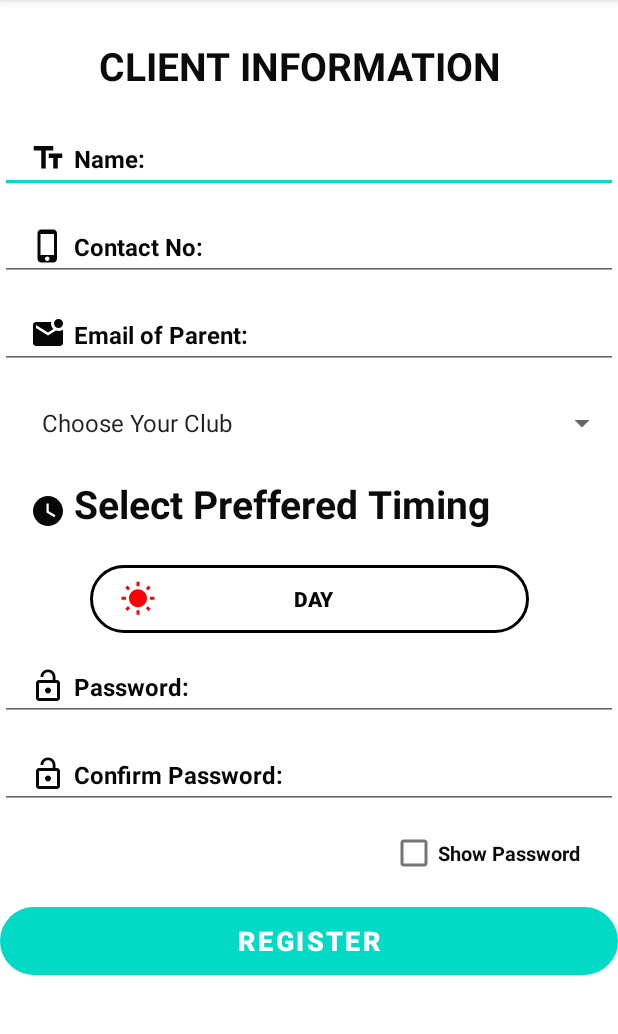
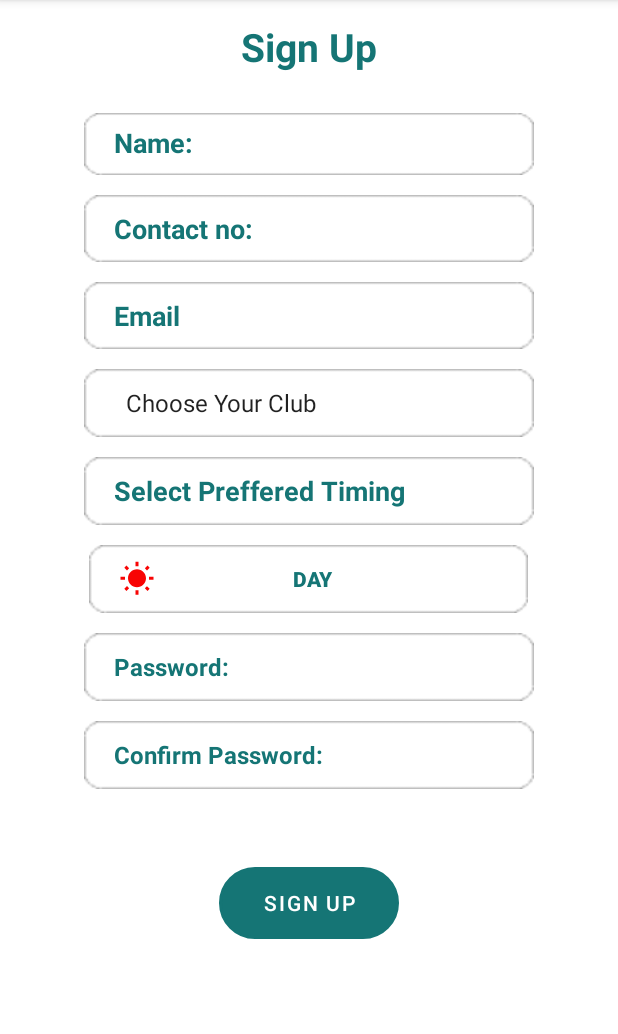
Before and after one commit to apoorvagarg98/PeerPowerClub, an Android app: the Registration screen opened directly, with no data from a screen before it, on a phone screen of 412 x 824 dp, the part 84-1118 px from its top. Run offline under Robolectric (Android 15) with nearby library versions, the phone set to English and light mode, and no system bars; our stand-ins replace Firebase (no records; nobody signed in at launch, a user with empty details on screens opened directly), sdp/ssp sizes.

Commit message:
login and Registration

```diff
--- a/app/src/main/AndroidManifest.xml
+++ b/app/src/main/AndroidManifest.xml
@@ -11,6 +11,9 @@
         android:roundIcon="@mipmap/ic_launcher_round"
         android:supportsRtl="true"
         android:theme="@style/Theme.PeerPowerClub">
+        <activity
+            android:name=".scregistered"
+            android:exported="true" />
         <activity
             android:name=".strt3"
             android:exported="true" />
--- /dev/null
+++ b/app/src/main/res/drawable/ic_baseline_check_24.xml
@@ -0,0 +1,5 @@
+<vector android:height="24dp" android:tint="#17D85C"
+    android:viewportHeight="24" android:viewportWidth="24"
+    android:width="24dp" xmlns:android="http://schemas.android.com/apk/res/android">
+    <path android:fillColor="#F5F8F6" android:pathData="M9,16.17L4.83,12l-1.42,1.41L9,19 21,7l-1.41,-1.41z"/>
+</vector>
--- a/app/src/main/res/layout/activity_registration.xml
+++ b/app/src/main/res/layout/activity_registration.xml
@@ -1,5 +1,5 @@
 <?xml version="1.0" encoding="utf-8"?>
-<LinearLayout
+<RelativeLayout
     xmlns:android="http://schemas.android.com/apk/res/android"
     xmlns:app="http://schemas.android.com/apk/res-auto"
     xmlns:tools="http://schemas.android.com/tools"
@@ -9,86 +9,105 @@ android:orientation="vertical"
 
     tools:context=".Registration">
 
+    <LinearLayout
+
+        android:layout_width="wrap_content"
+        android:layout_height="wrap_content"
+        android:gravity="center"
+        android:orientation="vertical"
+        android:paddingLeft="@dimen/_43sdp"
+
+        android:paddingRight="@dimen/_43sdp"
+
+        >
 
         <TextView
             android:id="@+id/reg"
             android:layout_width="wrap_content"
             android:layout_height="wrap_content"
+            android:layout_marginTop="@dimen/_10sdp"
+            android:layout_marginBottom="@dimen/_10sdp"
+            android:drawablePadding="1dp"
             android:gravity="center"
-        android:layout_marginTop="@dimen/_20sdp"
-        android:layout_marginBottom="@dimen/_47sdp"
-        android:drawablePadding="1dp"
-        android:layout_marginLeft="@dimen/_50sdp"
-        android:text="CLIENT INFORMATION"
-        android:textColor="#0B0B0B"
+
+
+            android:text="Sign Up"
+            android:textColor="#157575"
             android:textColorHint="#070707"
             android:textSize="@dimen/_20sdp"
-        android:textStyle="bold"
-         />
+            android:textStyle="bold" />
 
         <EditText
             android:id="@+id/name"
-        android:layout_width="match_parent"
-        android:layout_height="@dimen/_35sdp"
-        android:layout_marginTop="@dimen/_minus30sdp"
+            style="@style/Widget.AppCompat.Light.AutoCompleteTextView"
+            android:layout_width="wrap_content"
+            android:layout_height="wrap_content"
+            android:layout_marginTop="@dimen/_10sdp"
+            android:background="@drawable/lginbg"
 
-        android:drawableLeft="@drawable/ic_baseline_text_fields_24"
-        android:drawablePadding="5dp"
-        android:ems="10"
+
+            android:ems="20"
             android:hint="Name:"
+            android:includeFontPadding="false"
             android:inputType="textPersonName"
             android:paddingLeft="20dp"
-
-
-        android:textAllCaps="false"
-        android:textColor="#0B0B0B"
-        android:textColorHint="#070707"
-        android:textSize="16sp"
+            android:paddingTop="10dp"
+            android:paddingRight="10dp"
+            android:paddingBottom="10dp"
+            android:shadowColor="#F8EFEF"
+            android:textColor="#157575"
+            android:textColorHighlight="#090909"
+            android:textColorHint="#157575"
+            android:textColorLink="#FAF3F3"
             android:textStyle="bold" />
 
         <EditText
             android:id="@+id/contact"
             style="@style/Widget.AppCompat.Light.AutoCompleteTextView"
-        android:layout_width="match_parent"
+            android:layout_width="wrap_content"
+            android:layout_height="wrap_content"
             android:layout_marginTop="@dimen/_10sdp"
-        android:layout_height="@dimen/_35sdp"
-        android:drawablePadding="5dp"
+            android:background="@drawable/lginbg"
 
-        android:drawableLeft="@drawable/ic_baseline_phone_iphone_24"
+            android:ems="20"
+
+            android:hint="Contact no:"
+            android:inputType="textPassword"
             android:paddingLeft="20dp"
-        android:ems="10"
-        android:hint="Contact No:"
-        android:inputType="number"
-
-        android:textColor="#0B0B0B"
-        android:textColorHint="#070707"
-        android:textSize="16sp"
+            android:paddingTop="10dp"
+            android:paddingRight="20dp"
+            android:paddingBottom="10dp"
+            android:password="false"
+            android:textColor="#157575"
+            android:textColorHint="#157575"
             android:textStyle="bold" />
 
         <EditText
             android:id="@+id/emailreg"
-        android:layout_width="match_parent"
-        android:layout_height="@dimen/_35sdp"
+            android:layout_width="wrap_content"
+            android:layout_height="wrap_content"
+            android:layout_marginTop="@dimen/_10sdp"
+            android:background="@drawable/lginbg"
 
-        android:layout_marginTop="@dimen/_10sdp"
+            android:ems="20"
 
-        android:drawableLeft="@drawable/ic_baseline_mark_email_unread_24"
-        android:drawablePadding="5dp"
-        android:ems="10"
-        android:hint="Email of Parent:"
-        android:inputType="textPersonName|textEmailAddress"
+            android:hint="Email"
+
             android:paddingLeft="20dp"
-        android:textColor="#0B0B0B"
-        android:textColorHint="#070707"
-        android:textSize="16sp"
+            android:paddingTop="10dp"
+            android:paddingRight="20dp"
+            android:paddingBottom="10dp"
+
+            android:textColor="#157575"
+            android:textColorHint="#157575"
             android:textStyle="bold" />
 
         <Spinner
             android:id="@+id/interest"
-        android:paddingLeft="20dp"
             android:layout_width="match_parent"
             android:layout_height="@dimen/_35sdp"
             android:layout_marginTop="@dimen/_10sdp"
+            android:background="@drawable/lginbg"
 
             android:clipChildren="true"
             android:clipToPadding="true"
@@ -96,65 +115,67 @@ android:orientation="vertical"
             android:drawablePadding="5dp"
             android:drawingCacheQuality="high"
             android:dropDownWidth="match_parent"
+            android:paddingLeft="20dp"
             android:spinnerMode="dropdown"
-        android:splitMotionEvents="true"
 
 
-        />
+            android:splitMotionEvents="true" />
 
         <TextView
             android:id="@+id/name2"
             android:layout_width="match_parent"
             android:layout_height="@dimen/_35sdp"
-        android:drawablePadding="5dp"
             android:layout_marginTop="@dimen/_10sdp"
-
-        android:drawableLeft="@drawable/ic_baseline_watch_later_24"
+            android:background="@drawable/lginbg"
             android:paddingLeft="20dp"
+            android:paddingTop="10dp"
+            android:paddingRight="20dp"
+            android:paddingBottom="10dp"
+            android:drawablePadding="15dp"
             android:ems="10"
-        android:text="Select Preffered Timing"
             android:inputType="none"
 
+
+            android:text="Select Preffered Timing"
             android:textAllCaps="false"
-        android:textColor="#0B0B0B"
+            android:textColor="#157575"
             android:textColorHint="#070707"
-        android:textSize="@dimen/_20sdp"
+            android:textSize="@dimen/_14sdp"
             android:textStyle="bold" />
 
         <ToggleButton
             android:id="@+id/dayNight"
             android:layout_width="@dimen/_225sdp"
             android:layout_height="@dimen/_35sdp"
+
             android:layout_marginTop="@dimen/_10sdp"
-        android:background="@drawable/inpuut_bg"
-        android:layout_marginLeft="@dimen/_46sdp"
+            android:background="@drawable/lginbg"
+            android:checked="false"
+            android:drawableLeft="@drawable/selector"
+            android:paddingLeft="20dp"
             android:paddingRight="@dimen/_30sdp"
-        android:paddingLeft="20dp"
-        android:checked="false"
-        android:drawableStart="@drawable/selector"
-        android:drawableLeft="@drawable/selector"
             android:text="select preffered time"
-        android:textColor="#050505"
-        android:textStyle="bold"
+            android:textColor="#157575"
             android:textColorHint="#070707"
             android:textOff="Day"
-        android:textOn="Night" />
+            android:textOn="Night"
+            android:textStyle="bold" />
 
         <EditText
             android:id="@+id/inputPassword"
             android:layout_width="match_parent"
             android:layout_height="@dimen/_35sdp"
             android:layout_marginTop="@dimen/_10sdp"
-        android:paddingLeft="20dp"
+            android:background="@drawable/lginbg"
 
-        android:drawableLeft="@drawable/ic_baseline_lock_open_24"
             android:drawablePadding="5dp"
             android:ems="10"
             android:hint="Password:"
             android:inputType="textPassword"
 
-        android:textColor="#0B0B0B"
-        android:textColorHint="#070707"
+            android:paddingLeft="20dp"
+            android:textColor="#157575"
+            android:textColorHint="#157575"
             android:textSize="16sp"
             android:textStyle="bold" />
 
@@ -163,17 +184,17 @@ android:orientation="vertical"
             android:layout_width="match_parent"
             android:layout_height="@dimen/_35sdp"
             android:layout_marginTop="@dimen/_10sdp"
+            android:background="@drawable/lginbg"
+
             android:drawablePadding="5dp"
-
-        android:drawableLeft="@drawable/ic_baseline_lock_open_24"
-        android:paddingLeft="20dp"
             android:ems="10"
             android:hint="Confirm Password:"
             android:inputType="textPassword"
 
-        android:textColor="#0B0B0B"
+            android:paddingLeft="20dp"
 
-        android:textColorHint="#070707"
+            android:textColor="#157575"
+            android:textColorHint="#157575"
             android:textSize="16sp"
             android:textStyle="bold" />
 
@@ -181,28 +202,34 @@ android:orientation="vertical"
             android:id="@+id/checkBoxpr"
             android:layout_width="match_parent"
             android:layout_height="@dimen/_35sdp"
+            android:layout_marginLeft="@dimen/_200sdp"
             android:layout_marginTop="@dimen/_5sdp"
             android:text="Show Password"
-        android:textColor="#0B0B0B"
+            android:textColor="#157575"
             android:textSize="13sp"
-        android:textStyle="bold"
 
-        android:layout_marginLeft="@dimen/_200sdp"/>
+            android:textStyle="bold" />
 
         <Button
             android:id="@+id/preg"
-        android:layout_width="match_parent"
-        android:layout_height="@dimen/_35sdp"
-        android:layout_marginTop="@dimen/_10sdp"
+            android:layout_width="wrap_content"
+            android:layout_height="wrap_content"
+            android:layout_gravity="center"
 
+            android:layout_marginBottom="@dimen/_40sdp"
             android:background="@drawable/inpuut_bg"
-        android:text="REGISTER"
-        android:textColor="@color/white"
-        android:textSize="18sp"
-        android:textStyle="bold"
-        app:backgroundTint="@color/teal_200"
+            android:gravity="center"
 
-        app:rippleColor="@color/black" />
+            android:minWidth="120dp"
+            android:padding="8dp"
+            android:singleLine="true"
+            android:text="Sign Up"
+            android:textColor="@android:color/white"
+            android:textSize="14sp"
+
+            app:backgroundTint="#157575"
+            app:backgroundTintMode="src_in" />
 
 
     </LinearLayout>
+</RelativeLayout>
--- a/app/src/main/res/layout/activity_strt2.xml
+++ b/app/src/main/res/layout/activity_strt2.xml
@@ -5,6 +5,7 @@
     xmlns:tools="http://schemas.android.com/tools"
     android:layout_width="match_parent"
     android:layout_height="match_parent"
+    android:background="@drawable/bggg"
     tools:context=".strt2">
 
     <LinearLayout
--- a/app/src/main/res/layout/activity_strt3.xml
+++ b/app/src/main/res/layout/activity_strt3.xml
@@ -5,6 +5,7 @@
     xmlns:tools="http://schemas.android.com/tools"
     android:layout_width="match_parent"
     android:layout_height="match_parent"
+    android:background="@drawable/bggg"
     tools:context=".strt3">
 
     <LinearLayout
```
Also changed, not shown: app/src/main/java/com/example/peerpowerclub/scregistered.java (added, +14 -0 lines), app/src/main/res/layout-normal/activity_login.xml (+12 -12 lines), app/src/main/res/layout/activity_scregistered.xml (added, +70 -0 lines), app/src/main/res/drawable/check.png (added), app/src/main/res/drawable/scregbg.png (added), app/src/main/res/drawable/scregbgg.png (added), app/src/main/res/drawable/signin.png (added). Lines whose indentation alone changed are shown as unchanged.
